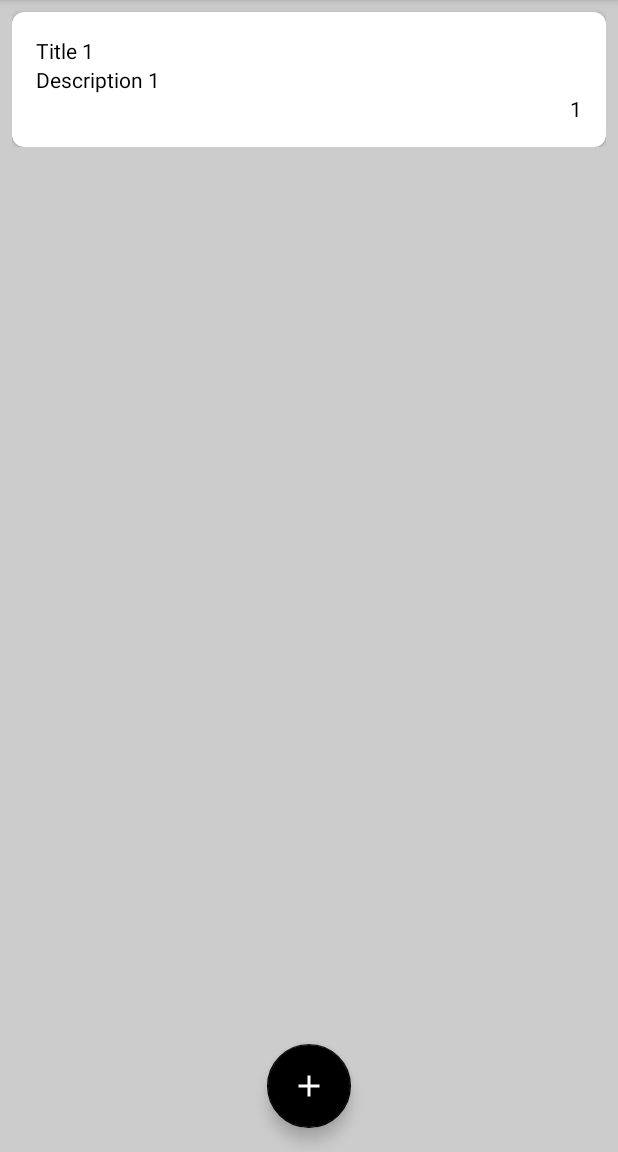
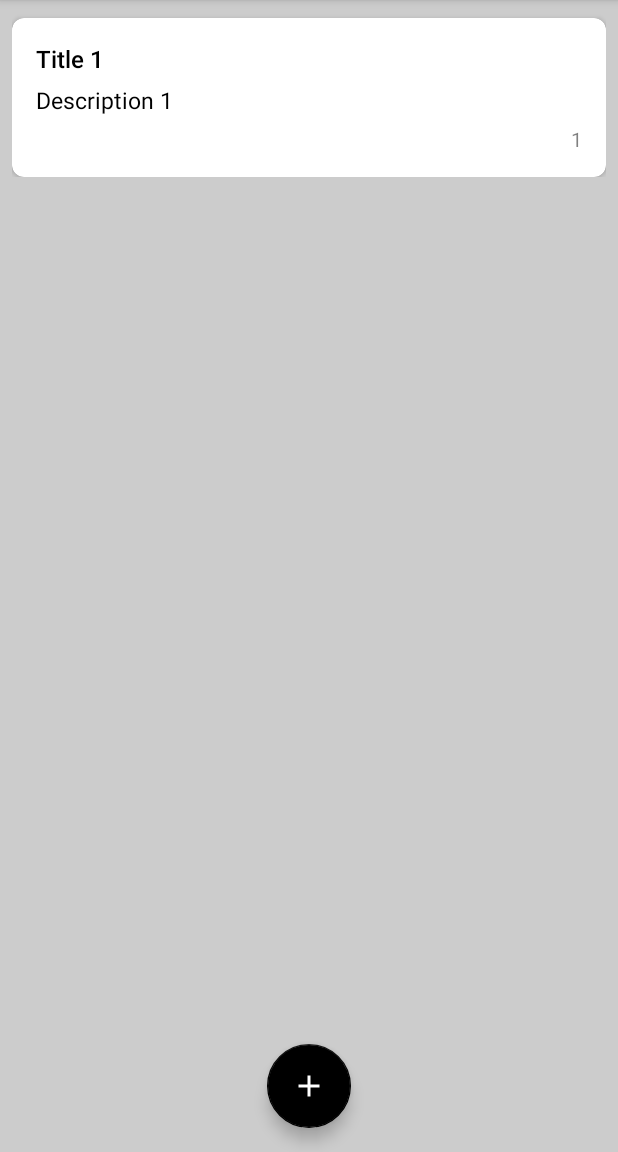
Before and after one commit to nakshatra-bazukaa/Noted, an Android app: the screen it shows after launch (MainActivity), on a phone screen of 412 x 824 dp, the part 84-1236 px from its top. Run offline under Robolectric (Android 15) with nearby library versions, the phone set to English and light mode, and no system bars; our stand-ins replace ButterKnife, Room's generated code.

Commit message:
all fonts in .xml layouts set according to .xd design

```diff
--- a/app/src/main/res/layout/activity_main.xml
+++ b/app/src/main/res/layout/activity_main.xml
@@ -17,6 +17,7 @@
         android:layout_width="match_parent"
         android:layout_height="wrap_content"
         tools:listitem="@layout/note"
+        android:layout_marginTop="4dp"
         android:layout_marginStart="8dp"
         android:layout_marginEnd="8dp"
         app:layout_constraintTop_toBottomOf="@+id/toolbar"></androidx.recyclerview.widget.RecyclerView>
--- a/app/src/main/res/layout/note.xml
+++ b/app/src/main/res/layout/note.xml
@@ -23,7 +23,9 @@
             android:layout_alignParentTop="true"
             android:ellipsize="end"
             android:layout_alignParentStart="true"
-            android:layout_alignParentEnd="true"/>
+            android:layout_alignParentEnd="true"
+            android:fontFamily="sans-serif-medium"
+            android:textSize="16sp"/>
         <TextView
             android:id="@+id/act_main_tv_note"
             android:layout_width="wrap_content"
@@ -34,7 +36,10 @@
             android:ellipsize="end"
             android:layout_below="@+id/act_main_tv_title"
             android:layout_alignParentStart="true"
-            android:layout_alignParentEnd="true"/>
+            android:layout_alignParentEnd="true"
+            android:fontFamily="sans-serif"
+            android:textSize="15sp"
+            android:layout_marginTop="6dp"/>
         <TextView
             android:id="@+id/act_main_tv_time"
             android:layout_width="wrap_content"
@@ -44,7 +49,11 @@
             android:layout_below="@+id/act_main_tv_note"
             android:gravity="center|right"
             android:layout_alignParentStart="true"
-            android:layout_alignParentEnd="true"/>
+            android:layout_alignParentEnd="true"
+            android:fontFamily="sans-serif"
+            android:textSize="13sp"
+            android:alpha="0.5"
+            android:layout_marginTop="6dp"/>
 
     </RelativeLayout>
 
```
Also changed, not shown: app/src/main/res/layout/activity_make_note.xml (+11 -3 lines), 1 other file.
